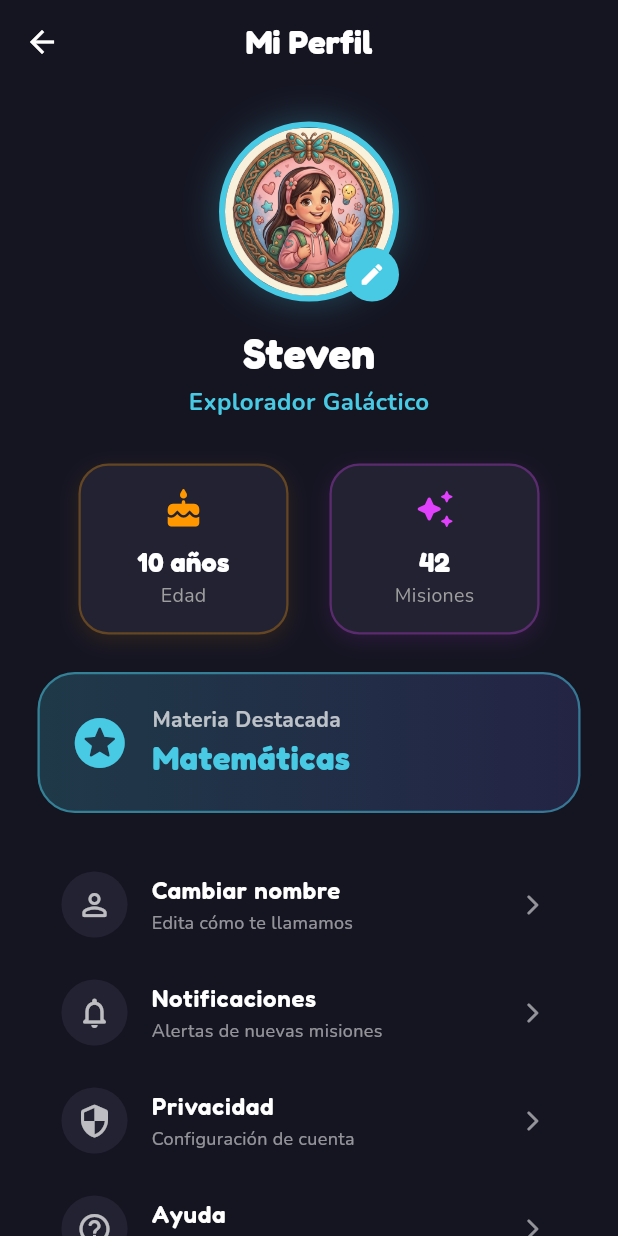
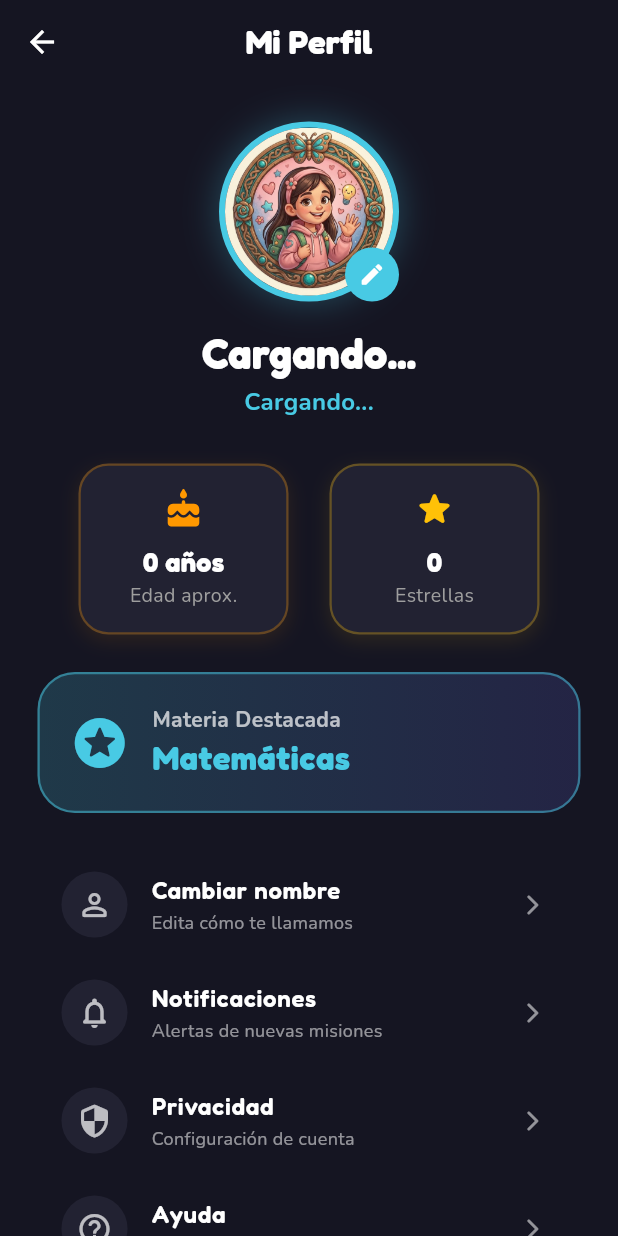
Before and after one commit to STEVEN7-WEB/Eduplay, a Flutter app: the ProfileSettingsScreen screen opened directly, on a phone screen of 412 x 824 dp. Run offline on Flutter 3.47's test engine with Material 3 defaults, Android fonts, the phone set to English and light mode, and no system bars; our stand-ins replace connectivity_plus, google_fonts, shared_preferences, video_player; missing offline and left inert: postgres; accounts and stored records are empty.

Commit message:
mejora de apartado de perfil usuario

```diff
--- a/mobile_app/lib/screens/profile/profile_settings_screen.dart
+++ b/mobile_app/lib/screens/profile/profile_settings_screen.dart
@@ -1,6 +1,8 @@
 import 'package:flutter/material.dart';
 import 'package:google_fonts/google_fonts.dart';
-// import 'package:shared_preferences/shared_preferences.dart'; // Descomenta si vas a usar SharedPreferences aquí
+import 'package:shared_preferences/shared_preferences.dart';
+// Asegúrate de colocar la ruta correcta hacia tu servicio de DB
+// import 'ruta_hacia_tu_archivo/neon_db_service.dart';
 
 class ProfileSettingsScreen extends StatefulWidget {
   const ProfileSettingsScreen({super.key});
@@ -10,12 +12,59 @@ class ProfileSettingsScreen extends StatefulWidget {
 }
 
 class _ProfileSettingsScreenState extends State<ProfileSettingsScreen> {
-  // Variables de ejemplo para el perfil
-  final String _name = "Steven";
-  final int _age = 10;
+  // Variables dinámicas para el perfil
+  String _name = "Cargando...";
+  int _age = 0;
+  int _estrellas = 0;
+  String _level = "Cargando...";
+  String _avatarPath = 'assets/avatars/avatar1.png';
+
+  // Variables estáticas (no están en la base de datos actual)
   final String _featuredSubject = "Matemáticas";
-  final int _missionsDone = 42;
-  final String _level = "Explorador Galáctico";
+
+  bool _isLoading = true;
+
+  @override
+  void initState() {
+    super.initState();
+    _cargarDatosDePerfil();
+  }
+
+  Future<void> _cargarDatosDePerfil() async {
+    final prefs = await SharedPreferences.getInstance();
+    final int? userId = prefs.getInt('id_usuario');
+
+    if (userId != null) {
+      // Llamamos a la base de datos para extraer los datos reales
+      final perfilData = await NeonDbService.obtenerPerfilUsuario(userId);
+
+      if (perfilData != null) {
+        setState(() {
+          _name = perfilData['name'];
+          _estrellas = perfilData['estrellas'];
+          _avatarPath = perfilData['avatar'];
+
+          // Cálculo de la edad: Grado + 5 (Ajusta el 5 si tus grados funcionan distinto)
+          int grado = perfilData['grade'];
+          _age = grado + 5;
+
+          // Definición del Nivel/Rol
+          String role = perfilData['role'];
+          if (role == 'admin') {
+            _level = "Administrador";
+          } else {
+            _level = "Estudiante (Grado $grado)";
+          }
+
+          _isLoading = false;
+        });
+      } else {
+        setState(() => _isLoading = false); // Fallback si retorna nulo
+      }
+    } else {
+      setState(() => _isLoading = false); // Fallback si no hay usuario en sesión
+    }
+  }
 
   @override
   Widget build(BuildContext context) {
@@ -38,7 +87,9 @@ class _ProfileSettingsScreenState extends State<ProfileSettingsScreen> {
         ),
         centerTitle: true,
       ),
-      body: SingleChildScrollView(
+      body: _isLoading
+          ? const Center(child: CircularProgressIndicator(color: Color(0xFF48CAE4)))
+          : SingleChildScrollView(
               physics: const BouncingScrollPhysics(),
               padding: const EdgeInsets.all(25),
               child: Column(
@@ -57,12 +108,13 @@ class _ProfileSettingsScreenState extends State<ProfileSettingsScreen> {
                               BoxShadow(color: accentColor.withOpacity(isDark ? 0.3 : 0.1), blurRadius: 20)
                             ]
                           ),
-                    child: const CircleAvatar(
-                      backgroundImage: AssetImage('assets/avatars/avatar1.png'), // Asegúrate de que la ruta exista
+                          child: CircleAvatar(
+                            // Cargamos el avatar que viene de la base de datos
+                            backgroundImage: AssetImage(_avatarPath),
                             backgroundColor: Colors.transparent,
                           ),
                         ),
-                  // Botón para cambiar avatar
+                        // Botón flotante para editar avatar (sin funcionalidad actual)
                         CircleAvatar(
                           backgroundColor: accentColor,
                           radius: 18,
@@ -88,8 +140,10 @@ class _ProfileSettingsScreenState extends State<ProfileSettingsScreen> {
                   Row(
                     mainAxisAlignment: MainAxisAlignment.spaceEvenly,
                     children: [
-                _buildStatCard("Edad", "$_age años", Icons.cake_rounded, Colors.orange, isDark),
-                _buildStatCard("Misiones", "$_missionsDone", Icons.auto_awesome_rounded, Colors.purpleAccent, isDark),
+                      // Tarjeta para Edad
+                      _buildStatCard("Edad aprox.", "$_age años", Icons.cake_rounded, Colors.orange, isDark),
+                      // Tarjeta para Estrellas
+                      _buildStatCard("Estrellas", "$_estrellas", Icons.star_rounded, Colors.amber, isDark),
                     ],
                   ),
 
```
Also changed, not shown: mobile_app/lib/services/neon_db_service.dart (+35 -3 lines). Lines whose indentation alone changed are shown as unchanged.
